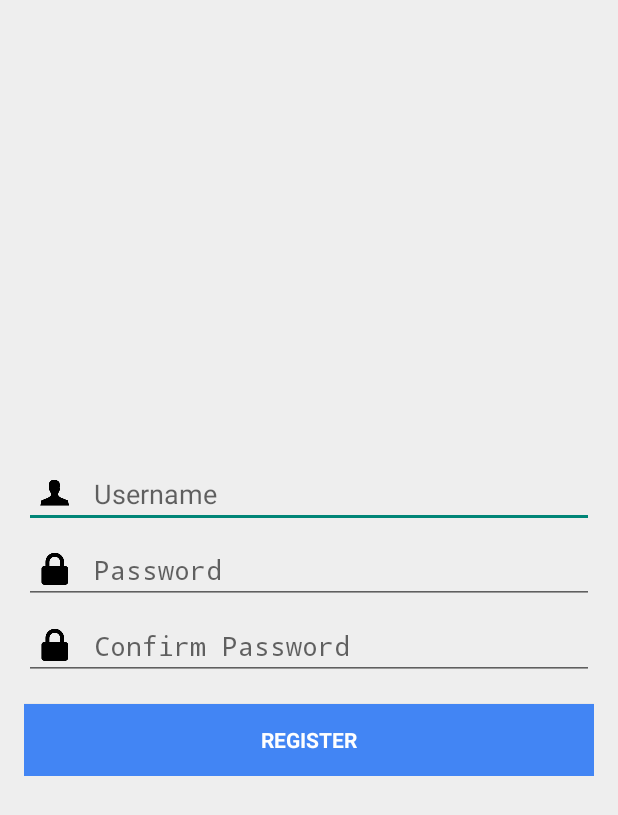
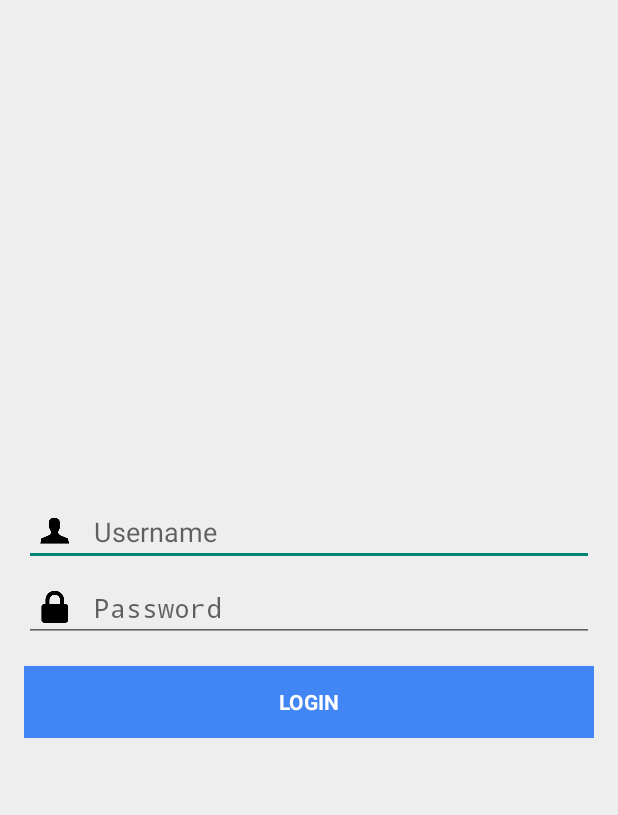
Before and after one commit to fengchaoyu1/NNTradeClient, an Android app: the screen it shows after launch (RegisterActivity before the commit, LoginActivity after it), on a phone screen of 412 x 824 dp. Shown: the top 815 px of the screen. Run offline under Robolectric (Android 15) with nearby library versions, the phone set to English and light mode, and no system bars.

Commit message:
Add login activity #9
Signed-off-by: dip_server_1 <dip_server_1@diplab.com>

```diff
--- a/app/src/main/AndroidManifest.xml
+++ b/app/src/main/AndroidManifest.xml
@@ -1,6 +1,5 @@
 <?xml version="1.0" encoding="utf-8"?>
-<manifest
-    xmlns:android="http://schemas.android.com/apk/res/android"
+<manifest xmlns:android="http://schemas.android.com/apk/res/android"
     package="zhaohg.trade" >
 
     <uses-permission android:name="android.permission.ACCESS_NETWORK_STATE" />
@@ -17,10 +16,14 @@
         </activity>
         <activity
             android:name="zhaohg.account.RegisterActivity"
-            android:label="@string/title_activity_register"
-            android:windowSoftInputMode="adjustResize|stateVisible" >
+            android:label="@string/title_activity_register" >
+        </activity>
+        <activity
+            android:name="zhaohg.account.LoginActivity"
+            android:label="@string/title_activity_login" >
             <intent-filter>
                 <action android:name="android.intent.action.MAIN" />
+
                 <category android:name="android.intent.category.LAUNCHER" />
             </intent-filter>
         </activity>
--- /dev/null
+++ b/app/src/main/java/zhaohg/account/LoginActivity.java
@@ -0,0 +1,15 @@
+package zhaohg.account;
+
+import android.os.Bundle;
+
+import zhaohg.trade.R;
+import zhaohg.trade.TestableActivity;
+
+public class LoginActivity extends TestableActivity {
+
+    @Override
+    protected void onCreate(Bundle savedInstanceState) {
+        super.onCreate(savedInstanceState);
+        setContentView(R.layout.activity_login);
+    }
+}
--- a/app/src/main/java/zhaohg/account/RegisterActivity.java
+++ b/app/src/main/java/zhaohg/account/RegisterActivity.java
@@ -10,8 +10,6 @@ import android.widget.ProgressBar;
 import android.widget.TextView;
 
 import zhaohg.api.ApiErrno;
-import zhaohg.api.account.AccountLogin;
-import zhaohg.api.account.AccountLoginPostEvent;
 import zhaohg.api.account.AccountRegister;
 import zhaohg.api.account.AccountRegisterPostEvent;
 import zhaohg.trade.R;
--- /dev/null
+++ b/app/src/main/res/layout/activity_login.xml
@@ -0,0 +1,86 @@
+<LinearLayout
+    xmlns:android="http://schemas.android.com/apk/res/android"
+    xmlns:tools="http://schemas.android.com/tools"
+    android:layout_width="match_parent"
+    android:layout_height="match_parent"
+    android:gravity="center"
+    android:orientation="vertical"
+    android:paddingBottom="@dimen/activity_vertical_margin"
+    android:paddingLeft="@dimen/activity_horizontal_margin"
+    android:paddingRight="@dimen/activity_horizontal_margin"
+    android:paddingTop="@dimen/activity_vertical_margin"
+    tools:context="zhaohg.account.LoginActivity">
+
+    <ProgressBar
+        android:id="@+id/login_progress"
+        style="?android:attr/progressBarStyleLarge"
+        android:layout_width="wrap_content"
+        android:layout_height="wrap_content"
+        android:layout_marginBottom="8dp"
+        android:visibility="gone" />
+
+    <ScrollView
+        android:layout_width="match_parent"
+        android:layout_height="match_parent">
+
+        <LinearLayout
+            android:layout_width="match_parent"
+            android:layout_height="wrap_content"
+            android:gravity="center"
+            android:layout_gravity="center"
+            android:orientation="vertical">
+
+            <EditText
+                android:id="@+id/username"
+                android:layout_width="match_parent"
+                android:layout_height="wrap_content"
+                android:hint="@string/prompt_username"
+                android:maxLines="1"
+                android:singleLine="true"
+                android:paddingLeft="10dp"
+                android:drawablePadding="15dp"
+                android:textColor="#000000"
+                android:drawableLeft="@drawable/username" />
+
+            <EditText
+                android:id="@+id/password"
+                android:layout_width="match_parent"
+                android:layout_height="wrap_content"
+                android:hint="@string/prompt_password"
+                android:inputType="textPassword"
+                android:maxLines="1"
+                android:singleLine="true"
+                android:layout_marginTop="5dp"
+                android:paddingLeft="10dp"
+                android:drawablePadding="15dp"
+                android:textColor="#000000"
+                android:drawableLeft="@drawable/password" />
+
+            <TextView
+                android:id="@+id/text_error"
+                android:layout_width="match_parent"
+                android:layout_height="wrap_content"
+                android:layout_marginTop="10dp"
+                android:paddingLeft="10dp"
+                android:drawablePadding="15dp"
+                android:visibility="gone"
+                android:textAppearance="?android:attr/textAppearanceMedium"
+                android:textColor="@color/textColorError"
+                android:drawableLeft="@drawable/error" />
+
+            <Button
+                android:id="@+id/login_button"
+                style="?android:textAppearanceSmall"
+                android:layout_width="match_parent"
+                android:layout_height="wrap_content"
+                android:layout_marginTop="16dp"
+                android:text="@string/action_login"
+                android:textStyle="bold"
+                android:background="@color/colorPrimary"
+                android:textColor="@color/textColorPrimary"/>
+
+        </LinearLayout>
+
+    </ScrollView>
+
+</LinearLayout>
--- /dev/null
+++ b/app/src/main/res/menu/menu_login.xml
@@ -0,0 +1,6 @@
+<menu xmlns:android="http://schemas.android.com/apk/res/android"
+    xmlns:app="http://schemas.android.com/apk/res-auto"
+    xmlns:tools="http://schemas.android.com/tools" tools:context="zhaohg.account.LoginActivity">
+    <item android:id="@+id/action_settings" android:title="@string/action_settings"
+        android:orderInCategory="100" app:showAsAction="never" />
+</menu>
--- a/app/src/main/res/values/strings.xml
+++ b/app/src/main/res/values/strings.xml
@@ -13,4 +13,6 @@
     <string name="action_settings">Settings</string>
 
     <string name="hello_blank_fragment">Hello blank fragment</string>
+
+    <string name="hello_world">Hello world!</string>
 </resources>
--- a/app/src/main/res/values/strings_activity_register.xml
+++ b/app/src/main/res/values/strings_account.xml
@@ -1,11 +1,14 @@
 <resources>
     <string name="title_activity_register">Register</string>
+    <string name="title_activity_login">Login</string>
 
     <string name="prompt_username">Username</string>
     <string name="prompt_password">Password</string>
     <string name="prompt_confirm">Confirm Password</string>
     <string name="action_register">Register</string>
     <string name="action_register_complete">Register Complete</string>
+    <string name="action_login">Login</string>
+    <string name="action_login_complete">Login Complete</string>
 
     <string name="error_field_required">The field is required</string>
     <string name="error_invalid_username">The username is invalid</string>
```
Also changed, not shown: 2 other files.
